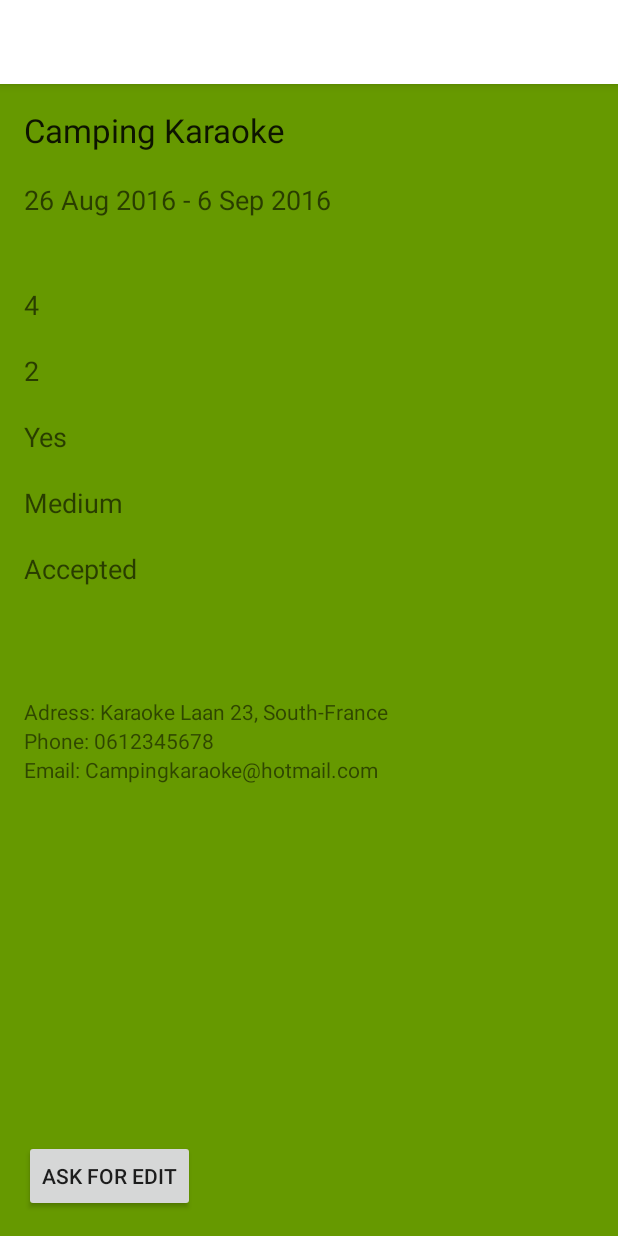
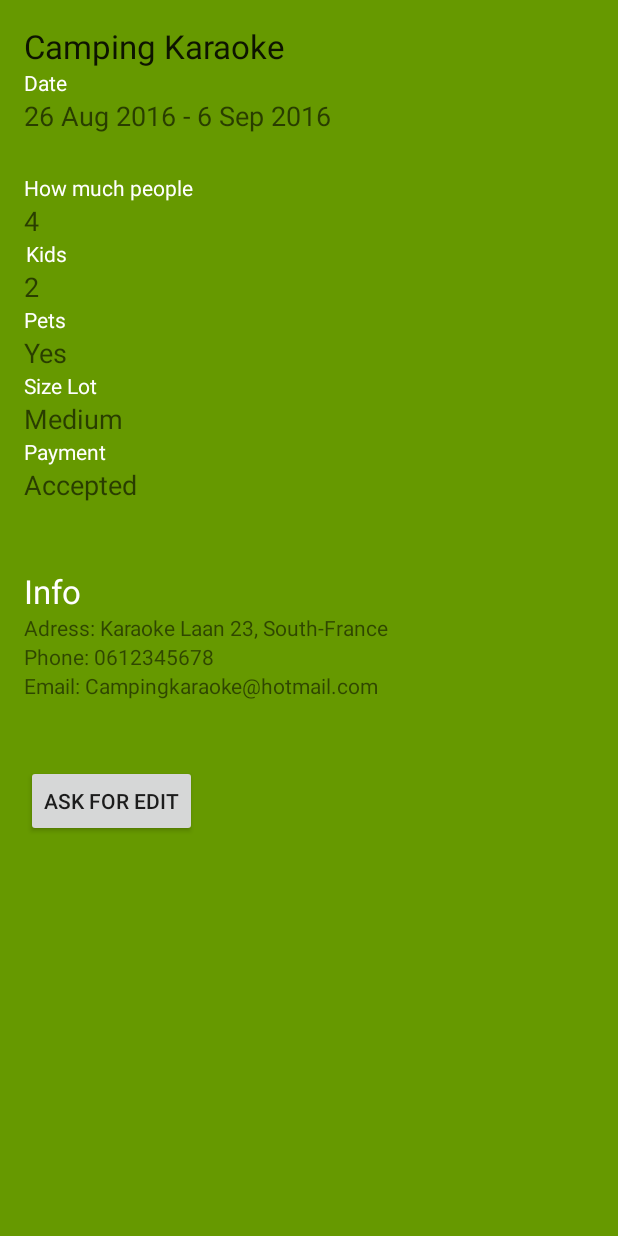
Before and after one commit to tylerdegraaff/easyspot, an Android app: the CampingKaraokeActivity screen opened directly, with no data from a screen before it, on a phone screen of 412 x 824 dp. Run offline under Robolectric (Android 15) with nearby library versions, the phone set to English and light mode, and no system bars.

Commit message:
finished Tyler part, reservations, main, login and account tab

```diff
--- a/app/src/main/java/nl/hr/tylerdegraaff/easyspot/CampingKaraokeActivity.java
+++ b/app/src/main/java/nl/hr/tylerdegraaff/easyspot/CampingKaraokeActivity.java
@@ -11,6 +11,7 @@ public class CampingKaraokeActivity extends AppCompatActivity {
     @Override
     protected void onCreate(Bundle savedInstanceState) {
         super.onCreate(savedInstanceState);
+        getSupportActionBar().hide();
         setContentView(R.layout.activity_camping_karaoke);
     }
 
--- a/app/src/main/res/layout/activity_camping_karaoke.xml
+++ b/app/src/main/res/layout/activity_camping_karaoke.xml
@@ -27,7 +27,7 @@
         android:id="@+id/textView19"
         android:layout_below="@+id/textView18"
         android:layout_alignParentStart="true"
-        android:textColor="@color/abc_background_cache_hint_selector_material_dark" />
+        android:textColor="@color/colorPrimary" />
 
     <TextView
         android:layout_width="wrap_content"
@@ -47,7 +47,7 @@
         android:layout_marginTop="26dp"
         android:layout_below="@+id/textView20"
         android:layout_alignParentStart="true"
-        android:textColor="@color/abc_background_cache_hint_selector_material_dark" />
+        android:textColor="@color/colorPrimary" />
 
     <TextView
         android:layout_width="wrap_content"
@@ -66,7 +66,7 @@
         android:id="@+id/textView23"
         android:layout_below="@+id/textView22"
         android:layout_alignEnd="@+id/textView19"
-        android:textColor="@color/abc_background_cache_hint_selector_material_dark" />
+        android:textColor="@color/colorPrimary" />
 
     <TextView
         android:layout_width="wrap_content"
@@ -85,7 +85,7 @@
         android:id="@+id/textView25"
         android:layout_below="@+id/textView24"
         android:layout_alignParentStart="true"
-        android:textColor="@color/abc_background_cache_hint_selector_material_dark" />
+        android:textColor="@color/colorPrimary" />
 
     <TextView
         android:layout_width="wrap_content"
@@ -104,7 +104,7 @@
         android:id="@+id/textView27"
         android:layout_below="@+id/textView26"
         android:layout_alignParentStart="true"
-        android:textColor="@color/abc_background_cache_hint_selector_material_dark" />
+        android:textColor="@color/colorPrimary" />
 
     <TextView
         android:layout_width="wrap_content"
@@ -123,7 +123,7 @@
         android:id="@+id/textView29"
         android:layout_below="@+id/textView28"
         android:layout_alignParentStart="true"
-        android:textColor="@color/abc_background_cache_hint_selector_material_dark" />
+        android:textColor="@color/colorPrimary" />
 
     <TextView
         android:layout_width="wrap_content"
@@ -143,7 +143,7 @@
         android:layout_below="@+id/textView30"
         android:layout_alignParentStart="true"
         android:layout_marginTop="44dp"
-        android:textColor="@color/abc_background_cache_hint_selector_material_dark" />
+        android:textColor="@color/colorPrimary" />
 
     <TextView
         android:layout_width="wrap_content"
@@ -177,8 +177,9 @@
         android:layout_height="wrap_content"
         android:text="Ask for edit"
         android:id="@+id/button10"
-        android:layout_alignParentBottom="true"
-        android:layout_alignParentStart="true"
-        android:onClick="onAskEdit" />
+        android:onClick="onAskEdit"
+        android:layout_below="@+id/textView34"
+        android:layout_alignStart="@+id/textView23"
+        android:layout_marginTop="43dp" />
 
 </RelativeLayout>
```
